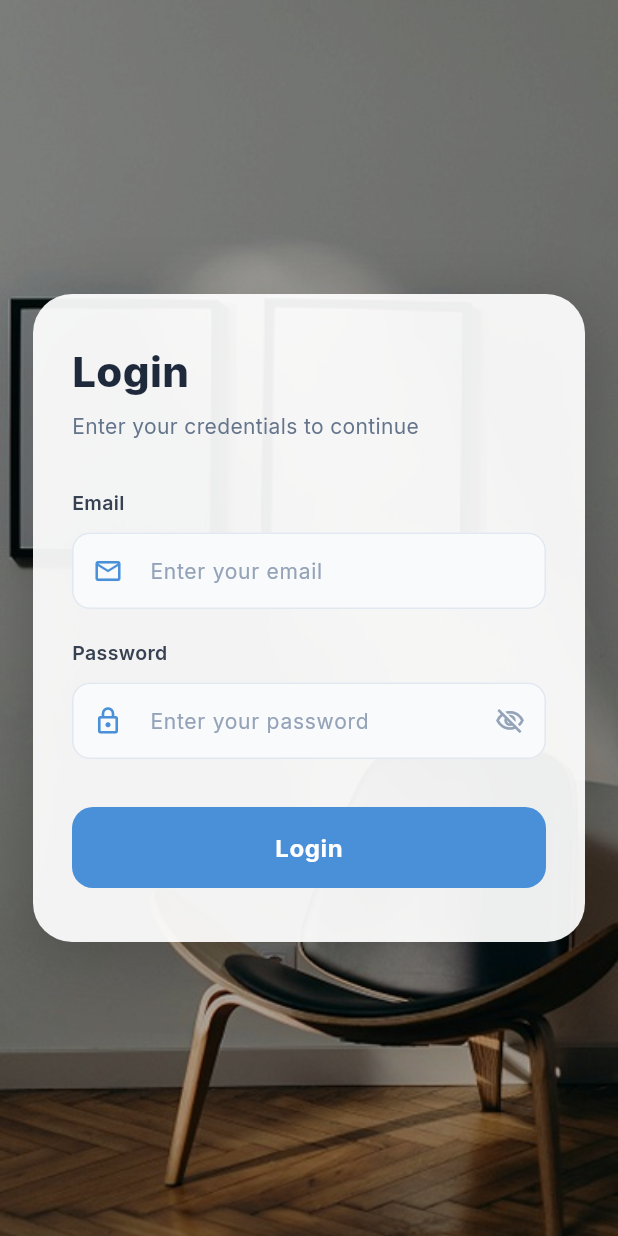
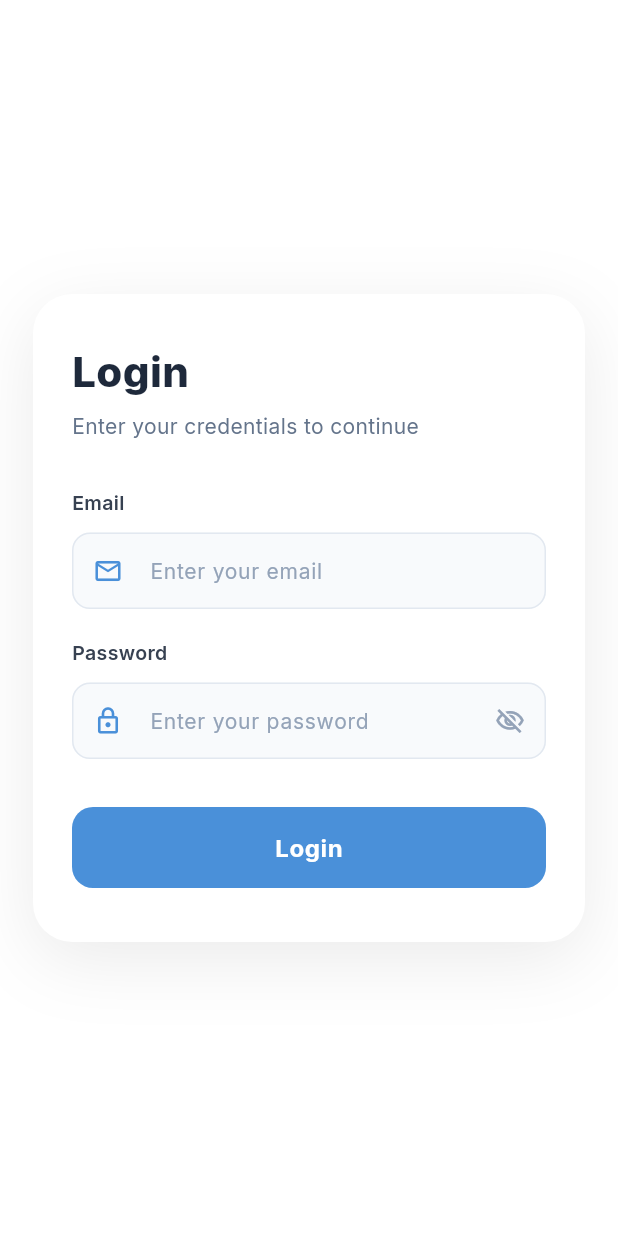
Before and after one commit to akhilesh-Agremate/Agremate-ControlPanel, a Flutter app: the screen it shows after launch, on a phone screen of 412 x 824 dp. Run offline on Flutter 3.47's test engine with Material 3 defaults, Android fonts, the phone set to English and light mode, and no system bars; our stand-ins replace fl_chart, get, google_fonts.

```diff
--- a/lib/modules/auth/view/login_view.dart
+++ b/lib/modules/auth/view/login_view.dart
@@ -84,49 +84,46 @@ class _LoginViewState extends State<LoginView> {
     final auth = Get.find<AuthController>();
 
     return Scaffold(
-      body: Stack(
+      backgroundColor: Colors.white,
+      body: Row(
         children: [
-          // ── Background: room / chair image ────────────────────────────
-          Positioned.fill(
+          // ─── Left Side: Branding & Logo ──────────────────────
+          if (MediaQuery.of(context).size.width > 900)
+            Expanded(
+              flex: 5,
+              child: Container(
+                color: const Color(0xFFF8FAFC),
                 child: Image.asset(
-              'assets/images/bg_room.jpg',
+                  'assets/images/login_bg_v3.jpg',
                   fit: BoxFit.cover,
-              alignment: Alignment.center,
-              errorBuilder: (_, __, ___) => Container(
-                decoration: const BoxDecoration(
-                  gradient: LinearGradient(
-                    begin: Alignment.topCenter,
-                    end: Alignment.bottomCenter,
-                    colors: [Color(0xFFD6E4F0), Color(0xFFB0C4D8), Color(0xFF8EA9BE)],
-                  ),
-                ),
                 ),
               ),
             ),
 
-          // ── Subtle dark overlay ───────────────────────────────────────
-          Positioned.fill(
-            child: Container(color: Colors.black.withValues(alpha: 0.28)),
-          ),
-
-          // ── Main content ──────────────────────────────────────────────
-          SafeArea(
+          // ─── Right Side: Login Form ─────────────────────────
+          Expanded(
+            flex: 5,
+            child: Container(
+              color: Colors.white,
+              child: SafeArea(
                 child: Center(
                   child: SingleChildScrollView(
                     physics: const BouncingScrollPhysics(),
                     child: Padding(
-                  padding: const EdgeInsets.symmetric(horizontal: 22, vertical: 30),
+                      padding: const EdgeInsets.symmetric(
+                        horizontal: 22,
+                        vertical: 30,
+                      ),
                       child: Container(
                         constraints: const BoxConstraints(maxWidth: 420),
                         padding: const EdgeInsets.fromLTRB(26, 32, 26, 36),
                         decoration: BoxDecoration(
-                      color: Colors.white.withValues(alpha: 0.93),
+                          color: Colors.white,
                           borderRadius: BorderRadius.circular(26),
                           boxShadow: [
                             BoxShadow(
-                          color: Colors.black.withValues(alpha: 0.22),
+                              color: Colors.black.withValues(alpha: 0.08),
                               blurRadius: 40,
-                          spreadRadius: 4,
                               offset: const Offset(0, 12),
                             ),
                           ],
@@ -270,6 +267,8 @@ class _LoginViewState extends State<LoginView> {
                   ),
                 ),
               ),
+            ),
+          ),
         ],
       ),
     );
--- a/pubspec.yaml
+++ b/pubspec.yaml
@@ -14,6 +14,8 @@ dependencies:
   fl_chart: ^0.70.2
   google_fonts: ^6.2.1
   intl: ^0.20.2
+  dio: ^5.9.2
+  dartz: ^0.10.1
 
 dev_dependencies:
   flutter_test:
```
Also changed, not shown: lib/modules/home/controller/home_controller.dart (+67 -22 lines), lib/modules/home/view/home_view.dart (+10 -7 lines), assets/images/login_bg.png (added), assets/images/login_bg_v2.jpg (added), assets/images/login_bg_v3.jpg (added), lib/modules/home/binding/home_binding.dart (line endings or trailing spaces), pubspec.lock, 119 other files. Lines whose indentation alone changed are shown as unchanged.
